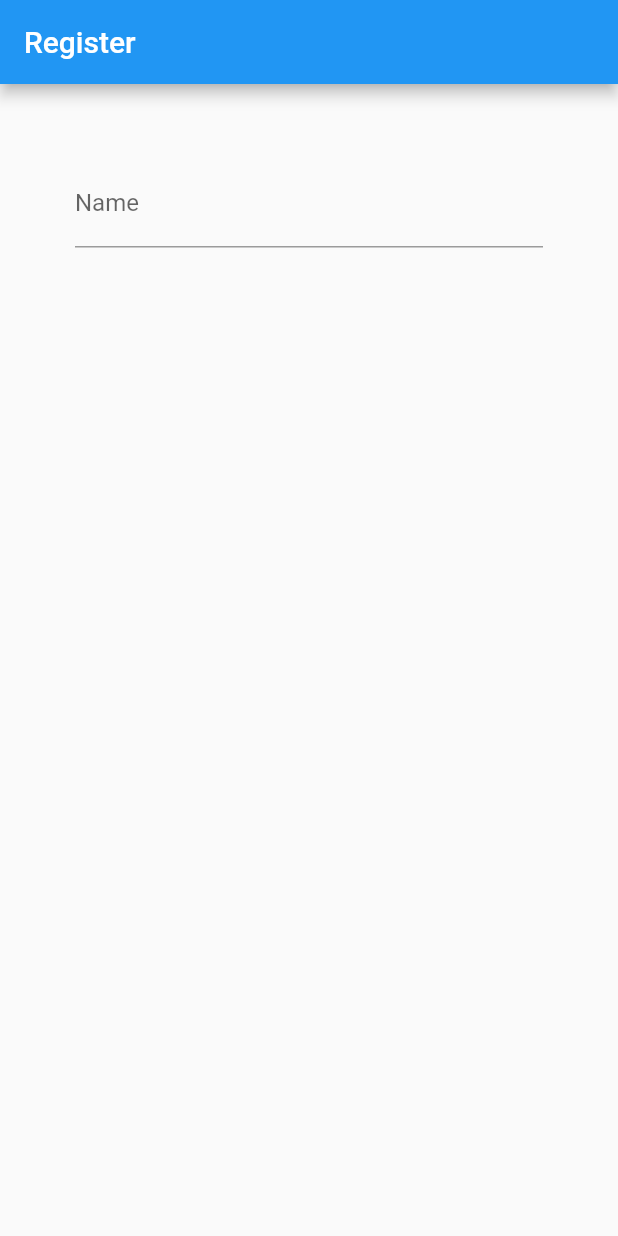
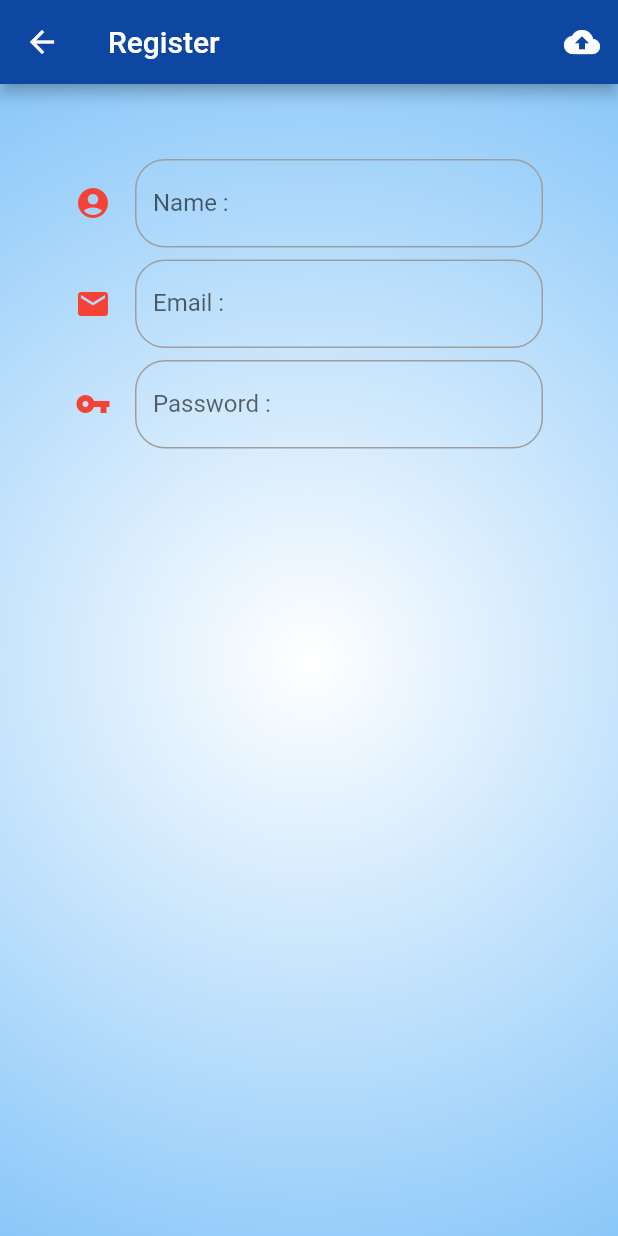
Before and after one commit to TodsaponR/terfirebase, a Flutter app: the Register screen opened directly, on a phone screen of 412 x 824 dp. Run offline on Flutter 3.47's test engine with Material 2 defaults, Android fonts, the phone set to English and light mode, and no system bars.

Commit message:
before lunch

```diff
--- a/lib/main.dart
+++ b/lib/main.dart
@@ -10,10 +10,12 @@ void main() {
 class MyApp extends StatelessWidget {
   @override
   Widget build(BuildContext context) {
-    SystemChrome.setPreferredOrientations([DeviceOrientation.portraitUp,DeviceOrientation.portraitDown]);
+    SystemChrome.setPreferredOrientations(
+        [DeviceOrientation.portraitUp, DeviceOrientation.portraitDown]);
     return MaterialApp(
+      debugShowCheckedModeBanner: false,
       title: 'Ter Firbase',
-      home: Register(),
+      home: Authen(),
     );
   }
 }
--- a/lib/screens/authen.dart
+++ b/lib/screens/authen.dart
@@ -1,5 +1,6 @@
 import 'package:flutter/cupertino.dart' as prefix0;
 import 'package:flutter/material.dart';
+import '../screens/register.dart';
 
 class Authen extends StatefulWidget {
   @override
@@ -7,12 +8,18 @@ class Authen extends StatefulWidget {
 }
 
 class _AuthenState extends State<Authen> {
-  Widget signUpButton() {
-    return RaisedButton(
+  Widget signUpButton(BuildContext context) {
+    return RaisedButton.icon(
+      icon: Icon(Icons.android), label: Text('Sign UP'),
       color: Colors.red,
       shape: RoundedRectangleBorder(borderRadius: BorderRadius.circular(10.0)),
-      child: Text('Sing Up'),
-      onPressed: () {},
+      //child: Text('Sing Up'),
+      onPressed: () {
+        print('You Click Sign Up');
+        var registerRoute =
+            MaterialPageRoute(builder: (BuildContext context) => Register());
+            Navigator.of(context).push(registerRoute);
+      },
     );
   }
 
@@ -87,11 +94,11 @@ class _AuthenState extends State<Authen> {
                 child: Row(children: <Widget>[
                   Expanded(
                       child: Container(
-                        margin: EdgeInsets.only(right: 4.0),
-                        child: signInButton(),
+                    margin: EdgeInsets.only(right: 4.0),
+                    child: signInButton(),
                   )),
                   Expanded(
-                    child: signUpButton(),
+                    child: signUpButton(context),
                   )
                 ]))
           ],
--- a/lib/screens/register.dart
+++ b/lib/screens/register.dart
@@ -6,10 +6,58 @@ class Register extends StatefulWidget {
 }
 
 class _RegisterState extends State<Register> {
+  Widget passwordTextFormField() {
+    return TextFormField(
+      decoration: InputDecoration(
+          enabledBorder: OutlineInputBorder(
+              borderRadius: BorderRadius.circular(20.0),
+              borderSide: BorderSide(width: 1.0, color: Colors.grey)),
+          labelText: 'Password :',
+          hintText: 'Your Password',
+          icon: Icon(
+            Icons.vpn_key,
+            color: Colors.red,
+          )),
+    );
+  }
+
+  Widget emailTextFormField() {
+    return TextFormField(
+      decoration: InputDecoration(
+          enabledBorder: OutlineInputBorder(
+              borderRadius: BorderRadius.circular(20.0),
+              borderSide: BorderSide(width: 1.0, color: Colors.grey)),
+          labelText: 'Email :',
+          hintText: 'Your email',
+          icon: Icon(
+            Icons.email,
+            color: Colors.red,
+          )),
+    );
+  }
+
   Widget nameTextFormField() {
     return TextFormField(
-      decoration:
-          InputDecoration(labelText: 'Name', hintText: 'Type Your Name'),
+      decoration: InputDecoration(
+          enabledBorder: OutlineInputBorder(
+              borderRadius: BorderRadius.circular(20.0),
+              borderSide: BorderSide(width: 1.0, color: Colors.grey)),
+          labelText: 'Name :',
+          hintText: 'Type Your Name',
+          icon: Icon(
+            Icons.account_circle,
+            color: Colors.red,
+          )),
+    );
+  }
+
+  Widget uploadButton() {
+    return IconButton(
+      icon: Icon(Icons.cloud_upload),
+      tooltip: 'Upload To Firebase',
+      onPressed: () {
+        print('You Click Upload');
+      },
     );
   }
 
@@ -17,11 +65,26 @@ class _RegisterState extends State<Register> {
   Widget build(BuildContext context) {
     return Scaffold(
       appBar: AppBar(
+        backgroundColor: Colors.blue[900],
         title: Text('Register'),
+        actions: <Widget>[uploadButton()],
       ),
-      body: Container(padding: EdgeInsets.all(50.0),
+      body: Container(
+        decoration: BoxDecoration(
+            gradient: RadialGradient(
+                colors: [Colors.white, Colors.blue],
+                radius: 2.0,
+                center: Alignment(0, 0))),
+        padding: EdgeInsets.all(50.0),
         child: Column(
-          children: <Widget>[nameTextFormField()],
+          children: <Widget>[
+            nameTextFormField(),
+            Container(
+              margin: EdgeInsets.only(top: 8.0, bottom: 8.0),
+              child: emailTextFormField(),
+            ),
+            passwordTextFormField()
+          ],
         ),
       ),
     );
```
